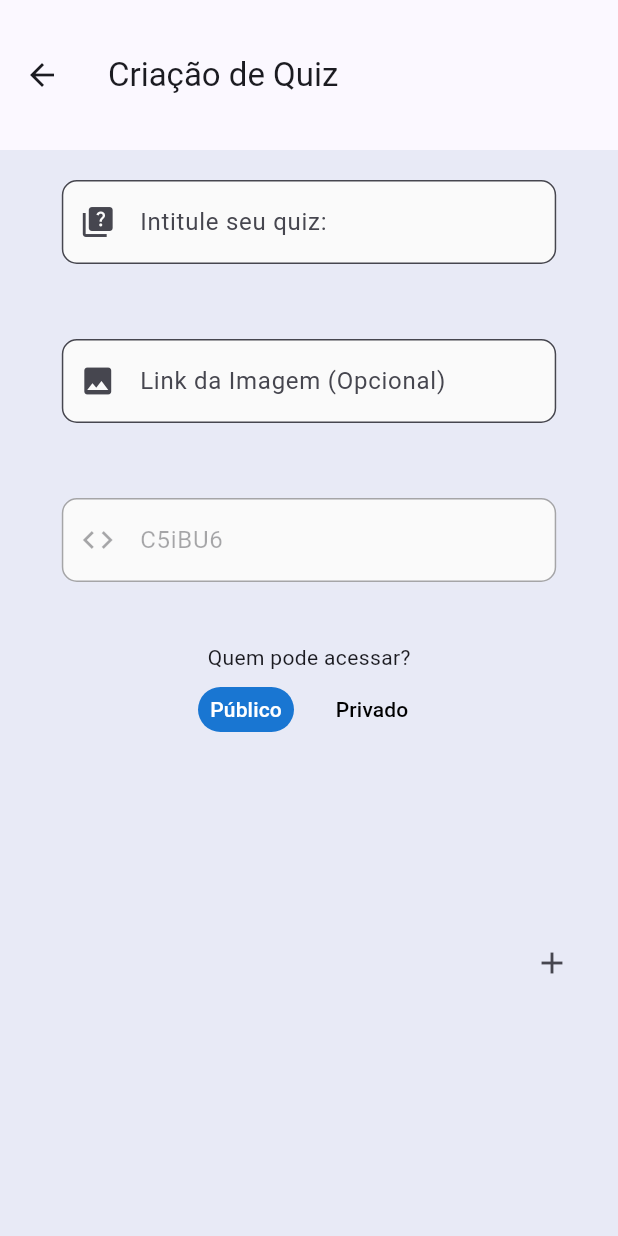
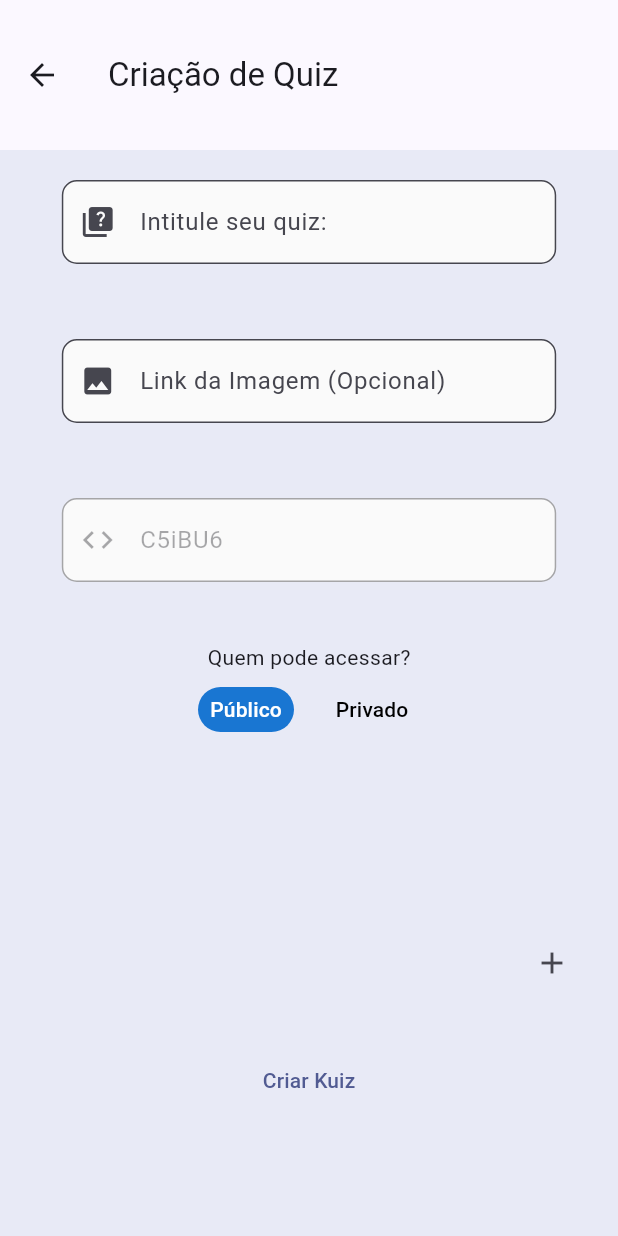
Before and after one commit to cc23140/Kuiz, a Flutter app: the CreationQuizScreen screen opened directly, on a phone screen of 412 x 824 dp. Run offline on Flutter 3.47's test engine with Material 3 defaults, Android fonts, the phone set to English and light mode, and no system bars; our stand-ins replace cloud_firestore, firebase_auth, firebase_core, fluttertoast, google_fonts, shared_preferences; accounts and stored records are empty.

Commit message:
Corrigindo mais bugs ao criar um quiz!

```diff
--- a/kuiz_app/lib/models/alternative_model.dart
+++ b/kuiz_app/lib/models/alternative_model.dart
@@ -1,28 +1,46 @@
 class Alternative {
-    final String idQuestion;
+    final String alternativeId;
+    final String questionId;
     final String name;
     final bool isCorrect;
 
     Alternative({
-      required this.idQuestion,
+      required this.questionId,
       required this.name,
-      required this.isCorrect
+      required this.isCorrect,
+      required this.alternativeId
     });
 
     Alternative.fromJSON(Map<String, dynamic> json):
           this(
-            idQuestion: json['idQuestion'] as String,
+            alternativeId: json['alternativeId'] as String,
+            questionId: json['questionId'] as String,
             name: json['name'] as String,
             isCorrect: json['isCorrect'] as bool
         );
 
     Map<String, dynamic> toJSON(){
       return {
-        'idQuestion':this.idQuestion,
+        'alternativeId':this.alternativeId,
+        'questionId':this.questionId,
         'name':this.name,
         'isCorrect':this.isCorrect
       };
     }
 
+    Alternative copyWith({
+      String? alternativeId,
+      String? questionId,
+      String? name,
+      bool? isCorrect
+    }){
+      return Alternative(
+        alternativeId: alternativeId ?? this.alternativeId,
+        questionId: questionId ?? this.questionId,
+        name: name ?? this.name,
+        isCorrect: isCorrect ?? this.isCorrect
+      );
+    }
+
 
 }
--- a/kuiz_app/lib/models/question_model.dart
+++ b/kuiz_app/lib/models/question_model.dart
@@ -3,28 +3,31 @@ import 'package:kuiz_app/models/alternative_model.dart';
 class Question{
 
   late String name;
+  final String questionId;
   String quizId;
 
   List<Alternative> alternatives = [];
 
 
-  Question({required this.name, required this.quizId});
+  Question({required this.name, required this.quizId, required this.questionId});
 
-  Question copyWith(
-      String? name,
-      String? quizId
-      ){
-    return Question(name: name ?? this.name, quizId: quizId ?? this.quizId);
+  Question copyWith({
+    String? name,
+    String? quizId,
+    String? questionId
+  }){
+    return Question(questionId: questionId ?? this.questionId, name: name ?? this.name, quizId: quizId ?? this.quizId);
   }
 
   Map<String, dynamic> toJSON(){
     return {
+      'questionId':this.questionId,
       'name':this.name,
       'quizId':this.quizId
     };
   }
 
-  Question.fromJSON(Map<String, dynamic> json):this(name: json['name'] as String, quizId: json['quizId'] as String);
+  Question.fromJSON(Map<String, dynamic> json):this(questionId: json['questionId'], name: json['name'] as String, quizId: json['quizId'] as String);
 
 
 }
--- a/kuiz_app/lib/models/quiz_model.dart
+++ b/kuiz_app/lib/models/quiz_model.dart
@@ -2,6 +2,7 @@ import 'package:kuiz_app/models/question_model.dart';
 
 class Quiz{
   final String uid;
+  final String quizId;
   final String title;
   final String image;
   final bool public;
@@ -10,6 +11,7 @@ class Quiz{
   List<Question> questions = [];
 
   Quiz({
+    required this.quizId,
     required this.uid,
     required this.title,
     required this.image,
@@ -20,6 +22,7 @@ class Quiz{
 
   Quiz.fromJSON(Map<String, dynamic> json):
       this(
+        quizId: json['quizId'] as String,
         uid:json['uid']! as String,
         title:json['title']! as String,
         image:json['image']! as String,
@@ -28,15 +31,17 @@ class Quiz{
         shareCode:json['shareCode']! as String
       );
 
-  Quiz copyWith(
+  Quiz copyWith({
+    String? quizId,
     String? uid,
     String? title,
     String? image,
     bool? public,
     int? questionsAmount,
     String? shareCode
-      ){
+    }){
     return Quiz(
+        quizId: quizId ?? this.quizId,
         uid: uid ?? this.uid,
         title: title ?? this.title,
         image: image ?? this.image,
@@ -53,7 +58,8 @@ class Quiz{
       'questionsAmount':this.questionsAmount,
       'shareCode':this.shareCode,
       'title':this.title,
-      'uid':this.uid
+      'uid':this.uid,
+      'quizId':this.quizId
     };
   }
 
--- a/kuiz_app/lib/pages/creation/creation_alternative_screen.dart
+++ b/kuiz_app/lib/pages/creation/creation_alternative_screen.dart
@@ -32,6 +32,7 @@ class _CreationAlternativeScreenState extends State<CreationAlternativeScreen> {
       body: SafeArea(
           child: Column(
             children: [
+              Text(widget.question.name),
               TextField(
                 controller: alternativeController,
               ),
@@ -42,10 +43,10 @@ class _CreationAlternativeScreenState extends State<CreationAlternativeScreen> {
                   onPressed:(){
                     if(widget.alternativeIndex != null){
                       widget.question.alternatives.removeAt(widget.alternativeIndex!);
-                      widget.question.alternatives.insert(widget.alternativeIndex!, Alternative(idQuestion: '', name: alternativeController.text, isCorrect: isCorrect));
+                      widget.question.alternatives.insert(widget.alternativeIndex!, Alternative(alternativeId: '', questionId: '', name: alternativeController.text, isCorrect: isCorrect));
                     }
                     else{
-                      widget.question.alternatives.add(Alternative(idQuestion: '', name: alternativeController.text, isCorrect: isCorrect));
+                      widget.question.alternatives.add(Alternative(alternativeId: '', questionId: '', name: alternativeController.text, isCorrect: isCorrect));
                     }
                     Navigator.pop(context);
                   },
--- a/kuiz_app/lib/pages/creation/creation_quiz_screen.dart
+++ b/kuiz_app/lib/pages/creation/creation_quiz_screen.dart
@@ -1,3 +1,4 @@
+import 'package:firebase_auth/firebase_auth.dart';
 import 'package:flutter/material.dart';
 import 'package:kuiz_app/models/alternative_model.dart';
 import 'package:kuiz_app/models/question_model.dart';
@@ -149,7 +150,7 @@ class _CreationQuizScreenState extends State<CreationQuizScreen> {
                     ),
                     child: GestureDetector(
                         onTap: ()async{
-                          await Navigator.push(context, MaterialPageRoute(builder: (context)=>CreationQuestionScreen(questions: questions, questionIndex: index,)))
+                          await Navigator.push(context, MaterialPageRoute(builder: (context)=>CreationQuestionScreen(questions: questions, questionIndex: index, isQuestionCreated: true,)))
                               .then((_)=>setState(() {}));
                         },
                         child: Column(
@@ -181,6 +182,31 @@ class _CreationQuizScreenState extends State<CreationQuizScreen> {
                     style: ButtonStyle(shape: WidgetStatePropertyAll(CircleBorder())),
                     icon: const Icon(Icons.add)),
               ),
+            ),
+            Align(
+              alignment: Alignment.bottomCenter,
+              child: Padding(
+                padding: const EdgeInsets.all(10),
+                child: TextButton(
+                    onPressed: () async{
+                      if(questions.length >= 1){
+                        _databaseService.addQuiz(
+                            Quiz(
+                                quizId: '',
+                                uid: FirebaseAuth.instance.currentUser!.uid,
+                                title: _titleController.text,
+                                image: 'https://i.kym-cdn.com/entries/icons/mobile/000/048/253/nug.jpg',
+                                public: isPublic,
+                                questionsAmount: questions.length,
+                                shareCode: quizCode
+                            ),
+                          questions
+                        );
+                      }
+                    },
+                    child: Text('Criar Kuiz')
+                ),
+              ),
             )
           ],
         ),
--- a/kuiz_app/lib/services/database_service.dart
+++ b/kuiz_app/lib/services/database_service.dart
@@ -1,13 +1,17 @@
 import 'package:cloud_firestore/cloud_firestore.dart';
 import 'package:firebase_auth/firebase_auth.dart';
+import 'package:kuiz_app/models/alternative_model.dart';
 
 import '../models/question_model.dart';
 import '../models/quiz_model.dart';
 import '../models/user_model.dart';
 
+import 'dart:math';
+
 const String USER_COLLECTION_REF = 'users';
 const String QUIZ_COLLECTION_REF = 'quizzes';
 const String QUESTIONS_COLLECTION_REF = 'questions';
+const String ALTERNATIVES_COLLECTION_REF = 'alternatives';
 
 class DatabaseService {
   final _firestore = FirebaseFirestore.instance;
@@ -17,6 +21,8 @@ class DatabaseService {
   late final CollectionReference _quizzesRef;
 
   late final CollectionReference _questionsRef;
+
+  late final CollectionReference _alternativesRef;
 
   DatabaseService(){
     _usersRef = _firestore.collection(USER_COLLECTION_REF).withConverter<UserKuiz>(
@@ -32,6 +38,11 @@ class DatabaseService {
     _questionsRef = _firestore.collection(QUESTIONS_COLLECTION_REF).withConverter<Question>(
         fromFirestore: (snapshots, _) => Question.fromJSON(snapshots.data()!),
         toFirestore: (question, _) => question.toJSON()
+    );
+
+    _alternativesRef = _firestore.collection(ALTERNATIVES_COLLECTION_REF).withConverter<Alternative>(
+        fromFirestore: (snapshots, _)=> Alternative.fromJSON(snapshots.data()!),
+        toFirestore: (alternative, _)=> alternative.toJSON()
     );
 
   }
@@ -59,6 +70,24 @@ class DatabaseService {
 
 
   //QUIZ
+  void addQuiz(Quiz quiz, List<Question> questions) async{
+    final _chars = 'ABCDEFGHIJKLMNOPQRSTUVWXYZabcdefghijklmnopqrstuvwxyz0123456789';
+    final _random = Random();
+    String quizId = List.generate(20, (index)=> _chars[_random.nextInt(_chars.length)]).join();
+    quiz = quiz.copyWith(quizId: quizId);
+    _quizzesRef.add(quiz);
+    questions.forEach((question){
+      String questionId = List.generate(26, (index)=> _chars[_random.nextInt(_chars.length)]).join();
+      question = question.copyWith(quizId: quizId,questionId: questionId);
+      _questionsRef.add(question);
+
+      question.alternatives.forEach((alternative){
+        String alternativeId = List.generate(28, (index)=> _chars[_random.nextInt(_chars.length)]).join();
+        alternative = alternative.copyWith(questionId: questionId, alternativeId: alternativeId);
+        _alternativesRef.add(alternative);
+      });
+    });
+  }
 
   Stream<QuerySnapshot?> getCreatedQuizzes({required String uid}) {
     return _quizzesRef.limit(7).where('uid', isEqualTo: uid).snapshots();
```
Also changed, not shown: kuiz_app/lib/pages/creation/creation_question_screen.dart (+7 -4 lines). Lines whose indentation alone changed are shown as unchanged.
